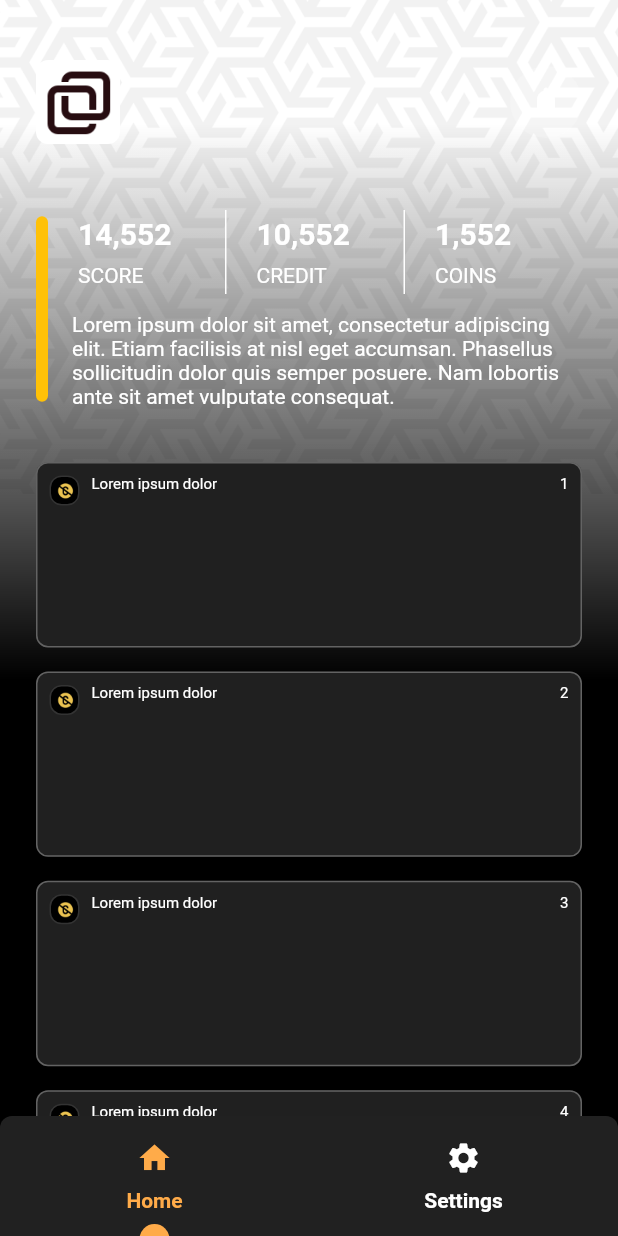
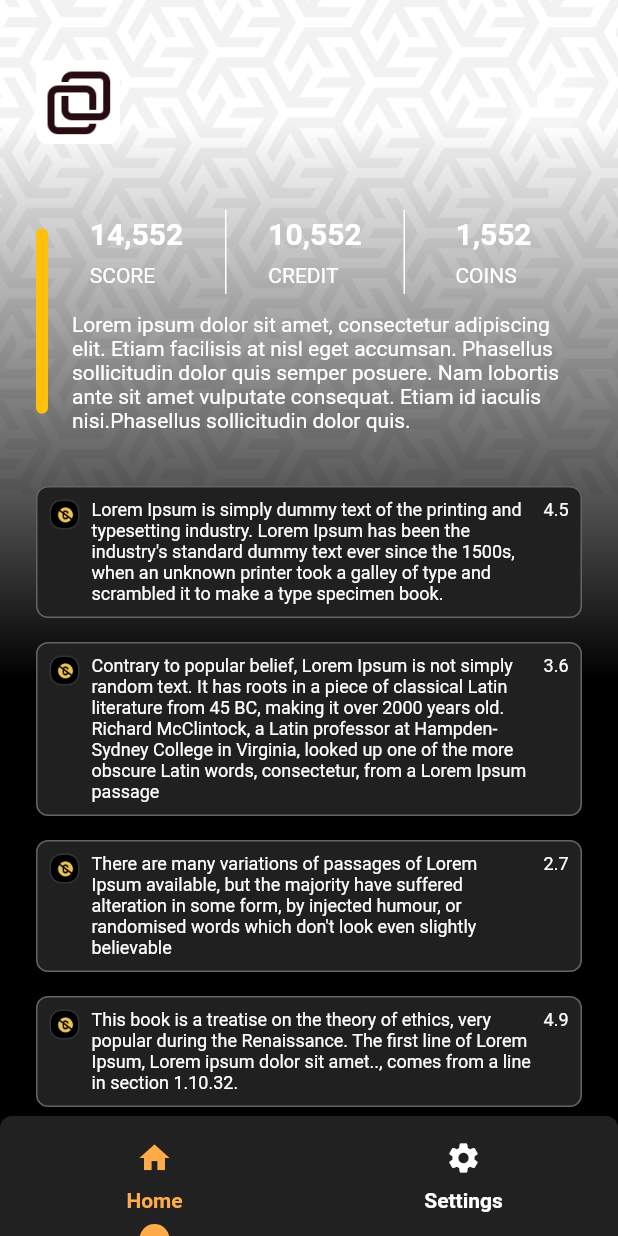
Before and after one commit to Ratul1998/cambridge_wealth, a Flutter app: the screen it shows after launch, on a phone screen of 412 x 824 dp. Run offline on Flutter 3.47's test engine with Material 2 defaults, Android fonts, the phone set to English and light mode, and no system bars; our stand-ins replace flutter_bloc.

Commit message:
added bloc for state management

```diff
--- /dev/null
+++ b/lib/bloc/homepage/bloc.dart
@@ -0,0 +1,28 @@
+import 'package:cambridge_wealth/bloc/homepage/event.dart';
+import 'package:cambridge_wealth/bloc/homepage/state.dart';
+import 'package:cambridge_wealth/models/home_page_data.dart';
+import 'package:cambridge_wealth/repositories/home_repository.dart';
+import 'package:flutter_bloc/flutter_bloc.dart';
+
+class HomePageBloc extends Bloc<HomePageEvent,HomePageState>{
+
+  HomePageBloc(HomeRepository homeRepository) : super(UnInitializedState()){
+
+    on<FetchHomePageData>((event, emit) async {
+
+      emit(FetchingState());
+      try {
+
+        HomePageData homePageData = await homeRepository.getData();
+
+        emit(FetchedState(homePageData: homePageData));
+      } catch (error) {
+        emit(ErrorState(message: 'Something went wrong'));
+      }
+
+    });
+
+  }
+
+
+}
--- /dev/null
+++ b/lib/bloc/homepage/event.dart
@@ -0,0 +1,3 @@
+abstract class HomePageEvent{}
+
+class FetchHomePageData extends HomePageEvent{}
--- /dev/null
+++ b/lib/bloc/homepage/state.dart
@@ -0,0 +1,24 @@
+import 'package:cambridge_wealth/models/home_page_data.dart';
+
+abstract class HomePageState{}
+
+class UnInitializedState extends HomePageState{}
+
+class FetchingState extends HomePageState{}
+
+class FetchedState extends HomePageState{
+
+  final HomePageData homePageData;
+
+  FetchedState({required this.homePageData});
+
+}
+
+class ErrorState extends HomePageState{
+
+  final String message;
+
+  ErrorState({required this.message});
+
+
+}
--- a/lib/main.dart
+++ b/lib/main.dart
@@ -1,5 +1,8 @@
+import 'package:cambridge_wealth/bloc/homepage/bloc.dart';
+import 'package:cambridge_wealth/repositories/home_repository.dart';
 import 'package:cambridge_wealth/screens/home_page.dart';
 import 'package:flutter/material.dart';
+import 'package:flutter_bloc/flutter_bloc.dart';
 
 void main() {
   runApp(const MyApp());
@@ -14,7 +17,12 @@ class MyApp extends StatelessWidget {
       theme: ThemeData(
         primarySwatch: Colors.amber,
       ),
-      home: const HomePage(),
+      home: MultiBlocProvider(
+        providers: [
+          BlocProvider(create: (context) => HomePageBloc(HomeRepository())),
+        ],
+        child: const HomePage(),
+      )
     );
   }
 }
--- a/lib/mobilescreen/phone_home.dart
+++ b/lib/mobilescreen/phone_home.dart
@@ -1,8 +1,13 @@
+import 'package:cambridge_wealth/bloc/homepage/bloc.dart';
+import 'package:cambridge_wealth/bloc/homepage/event.dart';
+import 'package:cambridge_wealth/bloc/homepage/state.dart';
 import 'package:cambridge_wealth/models/bottom_navigation_item_data.dart';
+import 'package:cambridge_wealth/models/home_page_data.dart';
 import 'package:cambridge_wealth/utils/size_config.dart';
 import 'package:cambridge_wealth/utils/style.dart';
 import 'package:cambridge_wealth/widgets/score.dart';
 import 'package:flutter/material.dart';
+import 'package:flutter_bloc/flutter_bloc.dart';
 
 import '../webpages/bottom_navigation_item.dart';
 import '../widgets/home_page_row.dart';
@@ -22,6 +27,15 @@ class PhoneHomeState extends State<PhoneHome> {
         onClick: () {}, icon: Icons.settings, name: 'Settings', selected: false)
   ];
 
+  late HomePageBloc homePageBloc;
+
+  @override
+  void initState() {
+    homePageBloc = BlocProvider.of<HomePageBloc>(context);
+    homePageBloc.add(FetchHomePageData());
+    super.initState();
+  }
+
   @override
   Widget build(BuildContext context) {
     return Stack(
@@ -39,7 +53,20 @@ class PhoneHomeState extends State<PhoneHome> {
         ),
         Scaffold(
           backgroundColor: Colors.transparent,
-          body: SingleChildScrollView(
+          body: BlocBuilder<HomePageBloc,HomePageState>(
+
+            builder: (context, state) {
+
+              Widget widget = const SizedBox();
+
+              if(state is FetchingState){
+                widget =  const Center(child: CircularProgressIndicator(color: Colors.white,),);
+              }
+              else if(state is FetchedState){
+
+                HomePageData homePageData = state.homePageData;
+
+                widget = SingleChildScrollView(
                   physics: const ScrollPhysics(),
                   child: Column(
                     children: [
@@ -123,7 +150,7 @@ class PhoneHomeState extends State<PhoneHome> {
                                       margin: const EdgeInsets.only(
                                           left: 16, top: 12, bottom: 12),
                                       child: Text(
-                              'Lorem ipsum dolor sit amet, consectetur adipiscing elit. Etiam facilisis at nisl eget accumsan. Phasellus sollicitudin dolor quis semper posuere. Nam lobortis ante sit amet vulputate consequat.',
+                                        homePageData.description,
                                         style: context.textTheme.body1Normal,
                                       ),
                                     ),
@@ -135,15 +162,26 @@ class PhoneHomeState extends State<PhoneHome> {
                       ListView.builder(
                           physics: const NeverScrollableScrollPhysics(),
                           shrinkWrap: true,
-                    itemCount: 10,
+                          itemCount: homePageData.homePageCards.length,
                           itemBuilder: (context, index) {
                             return HomePageRow(
-                        description: 'Lorem ipsum dolor',
-                        rating: (index + 1).toString(),
+                              homePageCardData: homePageData.homePageCards[index],
                             );
                           }),
                     ],
                   ),
+                );
+
+              }
+              else if(state is ErrorState){
+
+                widget = Center(child: Text(state.message,style: context.textTheme.h2,),);
+
+              }
+
+              return widget;
+
+            }
           ),
           bottomNavigationBar: Container(
             height: 80,
--- /dev/null
+++ b/lib/models/home_page_data.dart
@@ -0,0 +1,53 @@
+class HomePageData {
+
+  final List<String> values;
+  final List<String> titles;
+  final String description;
+  final List<HomePageCardData> homePageCards;
+
+  HomePageData({required this.values, required this.titles, required this.description, required this.homePageCards});
+
+  factory HomePageData.fromJson(Map<String,dynamic> map){
+
+    List<String> getList(List<dynamic> list){
+      List<String> temp = [];
+      for (var element in list) {temp.add(element.toString());}
+      return temp;
+    }
+
+    List<HomePageCardData> getCardsList(List<dynamic> list){
+      List<HomePageCardData> temp = [];
+      for (var element in list) {temp.add(HomePageCardData.fromJson(element));}
+      return temp;
+    }
+
+    return HomePageData(
+
+      description: map['description'],
+      values: getList(map['values']),
+      titles: getList(map['titles']),
+      homePageCards: getCardsList(map['homePageCards']),
+
+    );
+
+  }
+
+}
+
+class HomePageCardData {
+
+  final String description;
+  final String rating;
+
+  HomePageCardData({required this.description,required this.rating});
+
+  factory HomePageCardData.fromJson(Map<String,dynamic> map){
+
+    return HomePageCardData(
+      description: map['description'],
+      rating: map['rating'],
+    );
+
+  }
+
+}
--- a/lib/utils/style.dart
+++ b/lib/utils/style.dart
@@ -30,7 +30,7 @@ extension CustomTextTheme on TextTheme {
       );
 
   TextStyle get body1Regular => TextStyle(
-        fontSize: SizeConfig.getFontSize(start: 10, end: 16),
+        fontSize: SizeConfig.getFontSize(start: 12, end: 16),
         fontWeight: FontWeight.w400,
         color: ColorShades.white,
       );
--- a/lib/widgets/SideNavigationBar.dart
+++ b/lib/widgets/SideNavigationBar.dart
@@ -32,8 +32,8 @@ class SideNavigationBarState extends State<SideNavigationBar> {
         crossAxisAlignment: CrossAxisAlignment.center,
         children: [
           Container(
-            height: 80,
-            width: 80,
+            height: 64,
+            width: 64,
             margin: const EdgeInsets.all(Spacing.space12)
                 .copyWith(bottom: Spacing.space64),
             decoration: const BoxDecoration(
--- a/lib/widgets/home_page_row.dart
+++ b/lib/widgets/home_page_row.dart
@@ -1,14 +1,12 @@
+import 'package:cambridge_wealth/models/home_page_data.dart';
 import 'package:cambridge_wealth/utils/style.dart';
 import 'package:flutter/cupertino.dart';
 import 'package:flutter/material.dart';
 
-import '../utils/size_config.dart';
+class HomePageRow extends StatelessWidget {
+  final HomePageCardData homePageCardData;
 
-class HomePageRow extends StatelessWidget {
-  final String rating;
-  final String description;
-
-  const HomePageRow({Key? key, required this.rating, required this.description})
+  const HomePageRow({Key? key, required this.homePageCardData})
       : super(key: key);
 
   @override
@@ -17,7 +15,6 @@ class HomePageRow extends StatelessWidget {
       margin: const EdgeInsets.symmetric(
           horizontal: Spacing.space24, vertical: Spacing.space8),
       padding: const EdgeInsets.all(Spacing.space8),
-      height: SizeConfig.screenHeight * 0.15,
       decoration: BoxDecoration(
         color: context.colorScheme.blackShade,
         border: Border.all(color: Colors.white.withOpacity(0.3), width: 1),
@@ -45,11 +42,11 @@ class HomePageRow extends StatelessWidget {
               child: Container(
                   margin: const EdgeInsets.only(right: 8),
                   child: Text(
-                    description,
+                    homePageCardData.description,
                     style: context.textTheme.body1Regular,
                   ))),
           Text(
-            rating,
+            homePageCardData.rating,
             style: context.textTheme.body1Regular,
           ),
         ],
--- a/lib/widgets/score.dart
+++ b/lib/widgets/score.dart
@@ -13,6 +13,7 @@ class Score extends StatelessWidget {
     return Expanded(
       child: Container(
         margin: const EdgeInsets.symmetric(horizontal: Spacing.space20),
+        alignment: Alignment.center,
         child: Column(
           crossAxisAlignment: CrossAxisAlignment.start,
           children: [
--- a/pubspec.yaml
+++ b/pubspec.yaml
@@ -34,6 +34,7 @@ dependencies:
   # The following adds the Cupertino Icons font to your application.
   # Use with the CupertinoIcons class for iOS style icons.
   cupertino_icons: ^1.0.2
+  flutter_bloc: ^8.1.1
 
 dev_dependencies:
   flutter_test:
@@ -60,6 +61,7 @@ flutter:
   # To add assets to your application, add an assets section, like this:
   assets:
     - assets/images/
+    - assets/json/
 
   # An image asset can refer to one or more resolution-specific "variants", see
   # https://flutter.dev/assets-and-images/#resolution-aware.
```
Also changed, not shown: assets/json/homepage.json (added, +58 -0 lines), lib/repositories/home_repository.dart (added, +22 -0 lines), lib/webpages/web_home.dart (+39 -6 lines), pubspec.lock. Lines whose indentation alone changed are shown as unchanged.
